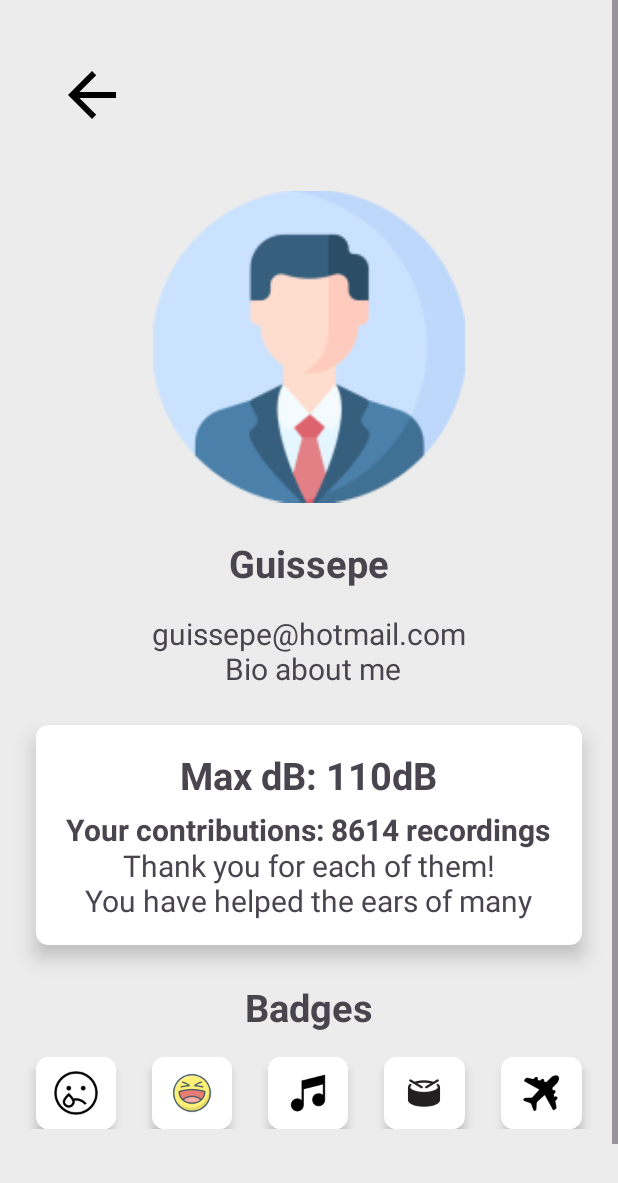
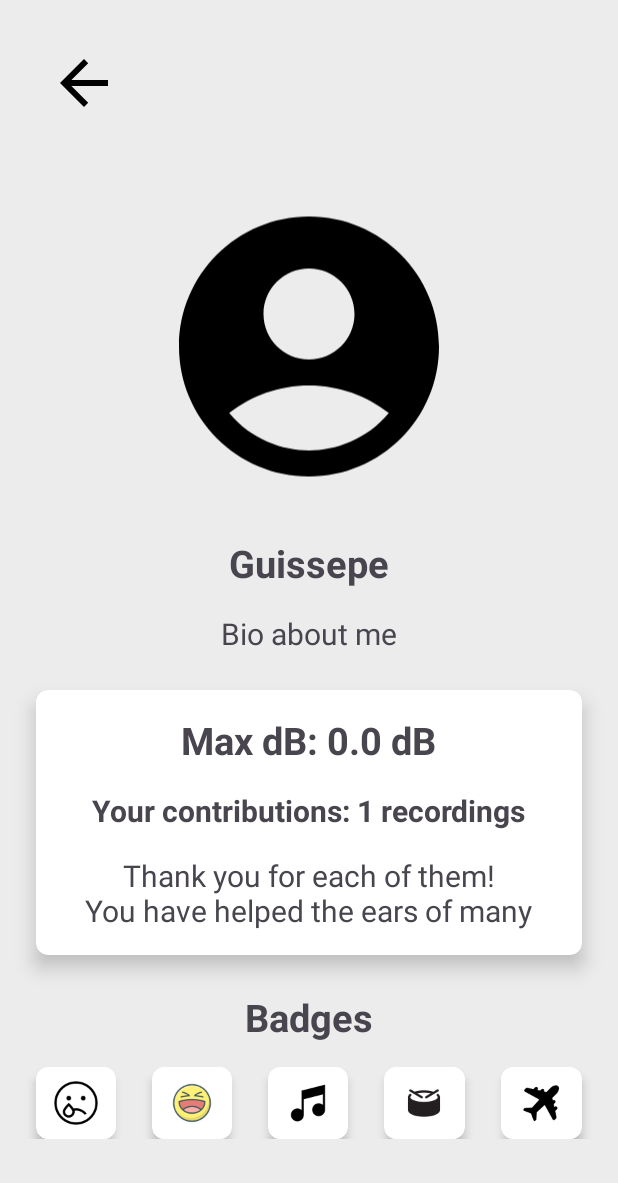
Before and after one commit to pl3t3rski/SonicSense, an Android app: the ProfileActivity screen opened directly, with no data from a screen before it, on a phone screen of 412 x 824 dp. Shown: the top 1183 px of the screen. Run offline under Robolectric (Android 15) with nearby library versions, the phone set to English and light mode, and no system bars.

Commit message:
dodan counter in maxDb

```diff
--- a/app/src/main/java/si/uni_lj/fe/tnuv/MainActivity.java
+++ b/app/src/main/java/si/uni_lj/fe/tnuv/MainActivity.java
@@ -2,8 +2,8 @@ package si.uni_lj.fe.tnuv;
 
 import android.Manifest;
 import android.content.Intent;
+import android.content.SharedPreferences;
 import android.content.pm.PackageManager;
-import android.graphics.BitmapFactory;
 import android.media.AudioFormat;
 import android.media.AudioRecord;
 import android.media.MediaRecorder;
@@ -25,25 +25,26 @@ import androidx.core.content.ContextCompat;
 import com.mapbox.geojson.Point;
 import com.mapbox.maps.CameraOptions;
 import com.mapbox.maps.MapView;
-import com.mapbox.maps.Style;
-import com.mapbox.maps.plugin.annotation.AnnotationPlugin;
-import com.mapbox.maps.plugin.annotation.generated.PointAnnotationManager;
-import com.mapbox.maps.plugin.annotation.generated.PointAnnotationOptions;
-import com.mapbox.maps.plugin.annotation.AnnotationPlugin;
 import com.mapbox.maps.plugin.annotation.generated.PointAnnotationManager;
 
 import si.uni_lj.fe.tnuv.databinding.ActivityMainBinding;
 
 public class MainActivity extends AppCompatActivity {
 
+    private static final String PREFS_NAME = "SonicSensePrefs";
+    private static final String MAX_DB_KEY = "maxDB";
+    private static final String RECORDING_COUNT_KEY = "recordingCount";
     private static final int REQUEST_CODE = 100;
+    private static final int SAMPLE_RATE = 44100;
+    private static final int RECORD_DURATION_MS = 3000; // Duration in milliseconds (3 seconds)
+    private static final String TAG = "MainActivity";
+
     private boolean isRecording = false;
     private AudioRecord audioRecord;
     private int bufferSize;
     private TextView audioLevelTextView;
-    private static final int SAMPLE_RATE = 44100;
-    private static final int RECORD_DURATION_MS = 3000; // Duration in milliseconds (3 seconds)
     private float maxSoundLevel = Float.MIN_VALUE;
+    private float overallMaxDB = Float.MIN_VALUE;
     private MapView mapView;
     private PointAnnotationManager pointAnnotationManager;
 
@@ -56,7 +57,6 @@ public class MainActivity extends AppCompatActivity {
         setContentView(binding.getRoot());
 
         mapView = binding.mapView;
-
 
         // Setup Search Bar
         EditText searchBar = findViewById(R.id.search_bar);
@@ -79,6 +79,10 @@ public class MainActivity extends AppCompatActivity {
                 AudioFormat.CHANNEL_IN_MONO,
                 AudioFormat.ENCODING_PCM_16BIT);
 
+        // Load the overall max dB from SharedPreferences
+        SharedPreferences prefs = getSharedPreferences(PREFS_NAME, MODE_PRIVATE);
+        overallMaxDB = prefs.getFloat(MAX_DB_KEY, Float.MIN_VALUE);
+
         // Check for RECORD_AUDIO permission
         if (ContextCompat.checkSelfPermission(this, Manifest.permission.RECORD_AUDIO)
                 != PackageManager.PERMISSION_GRANTED) {
@@ -88,10 +92,6 @@ public class MainActivity extends AppCompatActivity {
             initializeAudio();
         }
     }
-
-
-
-
 
     private void resetMapView() {
         mapView.getMapboxMap().setCamera(new CameraOptions.Builder()
@@ -129,7 +129,7 @@ public class MainActivity extends AppCompatActivity {
                 != PackageManager.PERMISSION_GRANTED) {
             ActivityCompat.requestPermissions(this, new String[]{Manifest.permission.RECORD_AUDIO}, REQUEST_CODE);
         } else {
-            maxSoundLevel = Float.MIN_VALUE; // Reset the max sound level
+            maxSoundLevel = Float.MIN_VALUE; // Reset the max sound level for this recording session
             isRecording = true;
             new Thread(new AudioRecorder()).start();
 
@@ -138,6 +138,8 @@ public class MainActivity extends AppCompatActivity {
                 stopRecording();
                 audioLevelTextView.setText(String.format("Max Sound Level: %.2f dB", maxSoundLevel));
                 audioLevelTextView.setVisibility(View.VISIBLE);  // Make the TextView visible
+                onRecordingComplete();
+                Log.d(TAG, "Recording stopped and onRecordingComplete called");
             }, RECORD_DURATION_MS);
         }
     }
@@ -156,6 +158,17 @@ public class MainActivity extends AppCompatActivity {
                 maxSoundLevel = soundLevel;
             }
         });
+    }
+
+    private void updateOverallMaxDB(float currentMaxDB) {
+        if (currentMaxDB > overallMaxDB) {
+            overallMaxDB = currentMaxDB;
+            // Save to SharedPreferences
+            SharedPreferences prefs = getSharedPreferences(PREFS_NAME, MODE_PRIVATE);
+            SharedPreferences.Editor editor = prefs.edit();
+            editor.putFloat(MAX_DB_KEY, overallMaxDB);
+            editor.apply();
+        }
     }
 
     private float calculateSoundLevel(short[] buffer, int readSize) {
@@ -212,6 +225,22 @@ public class MainActivity extends AppCompatActivity {
         }
     }
 
+    private void incrementRecordingCount() {
+        SharedPreferences prefs = getSharedPreferences(PREFS_NAME, MODE_PRIVATE);
+        int currentCount = prefs.getInt(RECORDING_COUNT_KEY, 0);
+        int newCount = currentCount + 1;
+        SharedPreferences.Editor editor = prefs.edit();
+        editor.putInt(RECORDING_COUNT_KEY, newCount);
+        editor.apply();
+        Log.d(TAG, "Recording count incremented. New count: " + newCount);
+    }
+
+    private void onRecordingComplete() {
+        updateOverallMaxDB(maxSoundLevel);
+        incrementRecordingCount();
+        Log.d(TAG, "Recording completed. Max dB: " + maxSoundLevel);
+    }
+
     @Override
     protected void onStart() {
         super.onStart();
--- a/app/src/main/java/si/uni_lj/fe/tnuv/ProfileActivity.java
+++ b/app/src/main/java/si/uni_lj/fe/tnuv/ProfileActivity.java
@@ -2,46 +2,76 @@ package si.uni_lj.fe.tnuv;
 
 import android.content.Intent;
 import android.os.Bundle;
-
-import androidx.activity.EdgeToEdge;
 import androidx.appcompat.app.AppCompatActivity;
-
-import android.view.View;
+import android.util.Log;
 import android.widget.Button;
 import android.widget.ImageView;
-
+import android.content.SharedPreferences;
+import android.widget.TextView;
 
 public class ProfileActivity extends AppCompatActivity {
+
+    private static final String PREFS_NAME = "SonicSensePrefs";
+    private static final String RECORDING_COUNT_KEY = "recordingCount";
+    private static final String MAX_DB_KEY = "maxDB";
+    private static final String TAG = "ProfileActivity";
 
     @Override
     protected void onCreate(Bundle savedInstanceState) {
         super.onCreate(savedInstanceState);
-        EdgeToEdge.enable(this);
         setContentView(R.layout.activity_profile);
 
+        setupBackButton();
+        displayUserInfo();
+        updateMaxDBAndContributions();
+        setBadgeIcons();
+    }
+
+    private void setupBackButton() {
         Button btnBack = findViewById(R.id.buttonBack);
-
         btnBack.setOnClickListener(v -> {
-            // Handle android button click
             Intent intent = new Intent(ProfileActivity.this, MainActivity.class);
             startActivity(intent);
         });
+    }
 
+    private void displayUserInfo() {
+        TextView nameTextView = findViewById(R.id.textView2);
+        TextView emailTextView = findViewById(R.id.textView3);
+        TextView bioTextView = findViewById(R.id.textView3);
+        ImageView profileImageView = findViewById(R.id.imageView8);
 
-        ImageView card1Icon = findViewById(R.id.card1).findViewById(R.id.card_icon);
-        card1Icon.setImageResource(R.mipmap.crying); // Replace with your own icon
+        nameTextView.setText("Guissepe");
+        emailTextView.setText("guissepe@hotmail.com");
+        bioTextView.setText("Bio about me");
+        profileImageView.setImageResource(R.drawable.baseline_account_circle_24);
+    }
 
-        // Change the icon for the second card
-        ImageView card2Icon = findViewById(R.id.card2).findViewById(R.id.card_icon);
-        card2Icon.setImageResource(R.mipmap.laughter); // Replace with your own icon
+    private void updateMaxDBAndContributions() {
+        SharedPreferences prefs = getSharedPreferences(PREFS_NAME, MODE_PRIVATE);
+        float maxDB = prefs.getFloat(MAX_DB_KEY, 0f);
+        int recordingCount = prefs.getInt(RECORDING_COUNT_KEY, 0);
 
-        ImageView card3Icon = findViewById(R.id.card3).findViewById(R.id.card_icon);
-        card3Icon.setImageResource(R.mipmap.music); // Replace with your own icon
+        Log.d(TAG, "Retrieved values - Max dB: " + maxDB + ", Recording Count: " + recordingCount);
 
-        ImageView card4Icon = findViewById(R.id.card4).findViewById(R.id.card_icon);
-        card4Icon.setImageResource(R.mipmap.drums); // Replace with your own icon
+        TextView maxDBTextView = findViewById(R.id.maxDb);
+        TextView contributionsTextView = findViewById(R.id.contributionsView);
+        TextView thankYouTextView = findViewById(R.id.thankyouView);
 
-        ImageView card5Icon = findViewById(R.id.card5).findViewById(R.id.card_icon);
-        card5Icon.setImageResource(R.mipmap.plane); // Replace with your own icon
+        maxDBTextView.setText(String.format("Max dB: %.1f dB", maxDB));
+        contributionsTextView.setText(String.format("Your contributions: %d recordings", recordingCount));
+        thankYouTextView.setText("Thank you for each of them!\nYou have helped the ears of many");
+
+        Log.d(TAG, "UI updated with max dB and recording count");
+    }
+
+    private void setBadgeIcons() {
+        int[] cardIds = {R.id.card1, R.id.card2, R.id.card3, R.id.card4, R.id.card5};
+        int[] iconIds = {R.mipmap.crying, R.mipmap.laughter, R.mipmap.music, R.mipmap.drums, R.mipmap.plane};
+
+        for (int i = 0; i < cardIds.length; i++) {
+            ImageView cardIcon = findViewById(cardIds[i]).findViewById(R.id.card_icon);
+            cardIcon.setImageResource(iconIds[i]);
+        }
     }
 }
--- a/app/src/main/res/layout/activity_profile.xml
+++ b/app/src/main/res/layout/activity_profile.xml
@@ -1,5 +1,4 @@
 <?xml version="1.0" encoding="utf-8"?>
-
 <androidx.constraintlayout.widget.ConstraintLayout xmlns:android="http://schemas.android.com/apk/res/android"
     xmlns:app="http://schemas.android.com/apk/res-auto"
     xmlns:tools="http://schemas.android.com/tools"
@@ -9,16 +8,25 @@
 
     <ScrollView
         android:layout_width="match_parent"
-        android:layout_height="match_parent">
-
-        <LinearLayout
-            android:layout_width="match_parent"
-            android:layout_height="wrap_content"
-            android:orientation="vertical">
+        android:layout_height="match_parent"
+        android:fillViewport="true">
 
         <androidx.constraintlayout.widget.ConstraintLayout
             android:layout_width="match_parent"
-                android:layout_height="890dp">
+            android:layout_height="wrap_content">
+
+            <Button
+                android:id="@+id/buttonBack"
+                android:layout_width="90dp"
+                android:layout_height="79dp"
+                android:layout_marginStart="8dp"
+                android:layout_marginTop="16dp"
+                android:background="#00FFFFFF"
+                app:icon="?attr/actionModeCloseDrawable"
+                app:iconSize="48sp"
+                app:iconTint="#000000"
+                app:layout_constraintStart_toStartOf="parent"
+                app:layout_constraintTop_toTopOf="parent" />
 
             <ImageView
                 android:id="@+id/imageView8"
@@ -47,7 +55,7 @@
                 android:layout_width="wrap_content"
                 android:layout_height="wrap_content"
                 android:layout_marginTop="16dp"
-                    android:text="guissepe@hotmail.com\n Bio about me"
+                android:text="guissepe@hotmail.com\nBio about me"
                 android:textAlignment="center"
                 android:textSize="20sp"
                 app:layout_constraintEnd_toEndOf="@+id/textView2"
@@ -56,49 +64,52 @@
 
             <androidx.cardview.widget.CardView
                 android:id="@+id/cardView"
-                    android:layout_width="match_parent"
+                android:layout_width="0dp"
                 android:layout_height="wrap_content"
                 android:layout_marginStart="24dp"
                 android:layout_marginTop="24dp"
                 android:layout_marginEnd="24dp"
                 app:cardCornerRadius="8dp"
                 app:cardElevation="8dp"
-                    app:layout_constraintEnd_toEndOf="@+id/textView3"
-                    app:layout_constraintStart_toStartOf="@+id/textView3"
+                app:layout_constraintEnd_toEndOf="parent"
+                app:layout_constraintStart_toStartOf="parent"
                 app:layout_constraintTop_toBottomOf="@+id/textView3">
 
-                    <RelativeLayout
+                <LinearLayout
                     android:layout_width="match_parent"
-                        android:layout_height="match_parent">
+                    android:layout_height="wrap_content"
+                    android:orientation="vertical"
+                    android:padding="16dp">
 
                     <TextView
+                        android:id="@+id/maxDb"
                         android:layout_width="wrap_content"
                         android:layout_height="wrap_content"
-                            android:layout_centerHorizontal="true"
-                            android:layout_marginTop="16dp"
+                        android:layout_gravity="center_horizontal"
                         android:text="Max dB: 110dB"
                         android:textSize="25sp"
                         android:textStyle="bold" />
 
                     <TextView
+                        android:id="@+id/contributionsView"
                         android:layout_width="wrap_content"
                         android:layout_height="wrap_content"
-                            android:layout_centerHorizontal="true"
-                            android:layout_marginTop="56dp"
+                        android:layout_gravity="center_horizontal"
+                        android:layout_marginTop="16dp"
                         android:text="Your contributions: 8614 recordings"
                         android:textSize="20sp"
                         android:textStyle="bold" />
 
                     <TextView
+                        android:id="@+id/thankyouView"
                         android:layout_width="wrap_content"
                         android:layout_height="wrap_content"
-                            android:layout_centerHorizontal="true"
-                            android:layout_marginTop="80dp"
-                            android:layout_marginBottom="16dp"
+                        android:layout_gravity="center_horizontal"
+                        android:layout_marginTop="16dp"
                         android:text="Thank you for each of them!\nYou have helped the ears of many"
                         android:textAlignment="center"
                         android:textSize="20sp" />
-                    </RelativeLayout>
+                </LinearLayout>
             </androidx.cardview.widget.CardView>
 
             <TextView
@@ -113,12 +124,13 @@
                 app:layout_constraintStart_toStartOf="@+id/cardView"
                 app:layout_constraintTop_toBottomOf="@+id/cardView" />
 
-
             <LinearLayout
-                    android:layout_width="match_parent"
+                android:layout_width="0dp"
                 android:layout_height="wrap_content"
                 android:orientation="horizontal"
                 android:paddingBottom="16dp"
+                app:layout_constraintEnd_toEndOf="parent"
+                app:layout_constraintStart_toStartOf="parent"
                 app:layout_constraintTop_toBottomOf="@+id/textView4">
 
                 <include
@@ -169,24 +181,7 @@
 
             </LinearLayout>
 
-                <Button
-                    android:id="@+id/buttonBack"
-                    android:layout_width="90dp"
-                    android:layout_height="79dp"
-                    android:layout_marginStart="24dp"
-                    android:layout_marginTop="24dp"
-                    android:layout_marginEnd="320dp"
-                    android:background="#00FFFFFF"
-                    app:icon="?attr/actionModeCloseDrawable"
-                    app:iconSize="48sp"
-                    app:iconTint="#000000"
-                    app:layout_constraintEnd_toEndOf="parent"
-                    app:layout_constraintStart_toStartOf="parent"
-                    app:layout_constraintTop_toTopOf="parent" />
-
-
         </androidx.constraintlayout.widget.ConstraintLayout>
-        </LinearLayout>
     </ScrollView>
 
 </androidx.constraintlayout.widget.ConstraintLayout>
```
Also changed, not shown: app/src/main/default_profile_image.png (added). Lines whose indentation alone changed are shown as unchanged.
